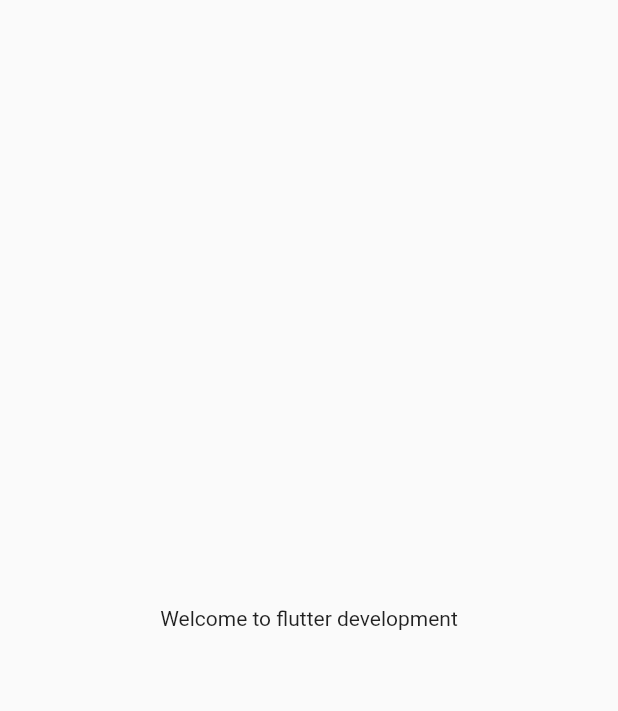
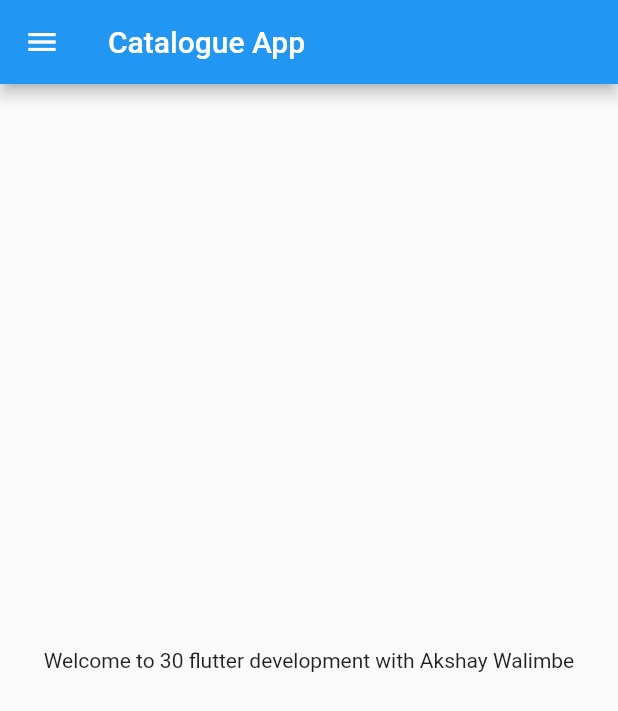
Before and after one commit to gyankatta/flutter_catalogue-_app, a Flutter app: the screen it shows after launch, on a phone screen of 412 x 824 dp. Shown: the top 711 px of the screen. Run offline on Flutter 3.47's test engine with Material 2 defaults, Android fonts, the phone set to English and light mode, and no system bars.

Commit message:
Module 2 commit

```diff
--- /dev/null
+++ b/lib/home_page.dart
@@ -0,0 +1,23 @@
+import "package:flutter/material.dart";
+
+class HomePage extends StatelessWidget {
+  const HomePage({Key? key}) : super(key: key);
+
+  @override
+  Widget build(BuildContext context) {
+    final int days = 30;
+    final String name = "Akshay Walimbe";
+
+    return Scaffold(
+      appBar: AppBar(
+        title: Text("Catalogue App"),
+      ),
+      body: Center(
+        child: Container(
+          child: Text("Welcome to $days flutter development with $name"),
+        ),
+      ),
+      drawer: Drawer(),
+    );
+  }
+}
--- a/lib/main.dart
+++ b/lib/main.dart
@@ -1,4 +1,5 @@
 import 'package:flutter/material.dart';
+import 'home_page.dart';
 
 void main() {
   runApp(MyApp());
@@ -9,14 +10,9 @@ class MyApp extends StatelessWidget {
 
   @override
   Widget build(BuildContext context) {
+
     return MaterialApp(
-      home: Material(
-        child: Center(
-          child: Container(
-            child: Text("Welcome to flutter development"),
-          ),
-        ),
-      ),
+      home: HomePage(),
     );
   }
 }
```
